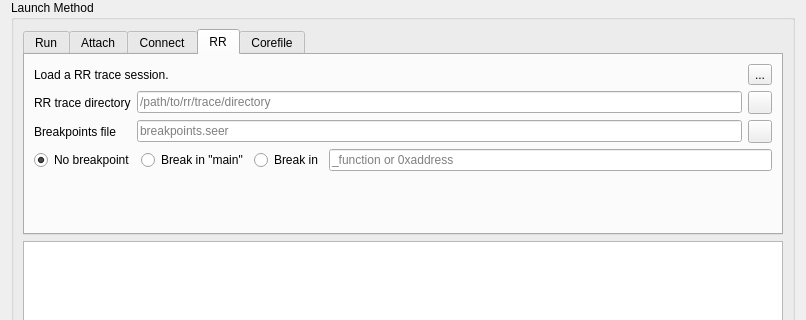
Old version of the form src/SeerDebugDialog.ui in the repository epasveer/seer; both pictures show x 0 to 806 and y 221 to 541 of the 806 by 1040 pixel window.
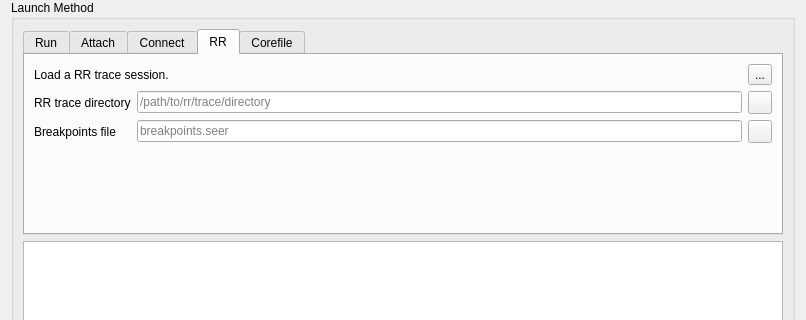
New version of the form. Icons and pictures are not drawn.

```diff
--- a/src/SeerDebugDialog.ui
+++ b/src/SeerDebugDialog.ui
@@ -769,59 +769,6 @@
            </layout>
           </item>
           <item row="2" column="0">
-           <layout class="QHBoxLayout" name="horizontalLayout_12">
-            <item>
-             <widget class="QRadioButton" name="rrNoBreakpointRadioButton">
-              <property name="toolTip">
-               <string>No initial breakpoint.</string>
-              </property>
-              <property name="text">
-               <string>No breakpoint</string>
-              </property>
-              <property name="checked">
-               <bool>true</bool>
-              </property>
-             </widget>
-            </item>
-            <item>
-             <widget class="QRadioButton" name="rrBreakpointInMainRadioButton">
-              <property name="toolTip">
-               <string>Set a breakpoint in &quot;main&quot;.</string>
-              </property>
-              <property name="text">
-               <string>Break in &quot;main&quot;</string>
-              </property>
-             </widget>
-            </item>
-            <item>
-             <widget class="QRadioButton" name="rrBreakpointInFunctionRadioButton">
-              <property name="toolTip">
-               <string>Set a breakpoint in a function or at an address.</string>
-              </property>
-              <property name="text">
-               <string>Break in</string>
-              </property>
-             </widget>
-            </item>
-            <item>
-             <widget class="QLineEdit" name="rrBreakpointInFunctionLineEdit">
-              <property name="toolTip">
-               <string>The breakpoint function or address.</string>
-              </property>
-              <property name="text">
-               <string/>
-              </property>
-              <property name="placeholderText">
-               <string>_function or 0xaddress</string>
-              </property>
-              <property name="clearButtonEnabled">
-               <bool>true</bool>
-              </property>
-             </widget>
-            </item>
-           </layout>
-          </item>
-          <item row="3" column="0">
            <spacer name="verticalSpacer_2">
             <property name="orientation">
              <enum>Qt::Vertical</enum>
```
